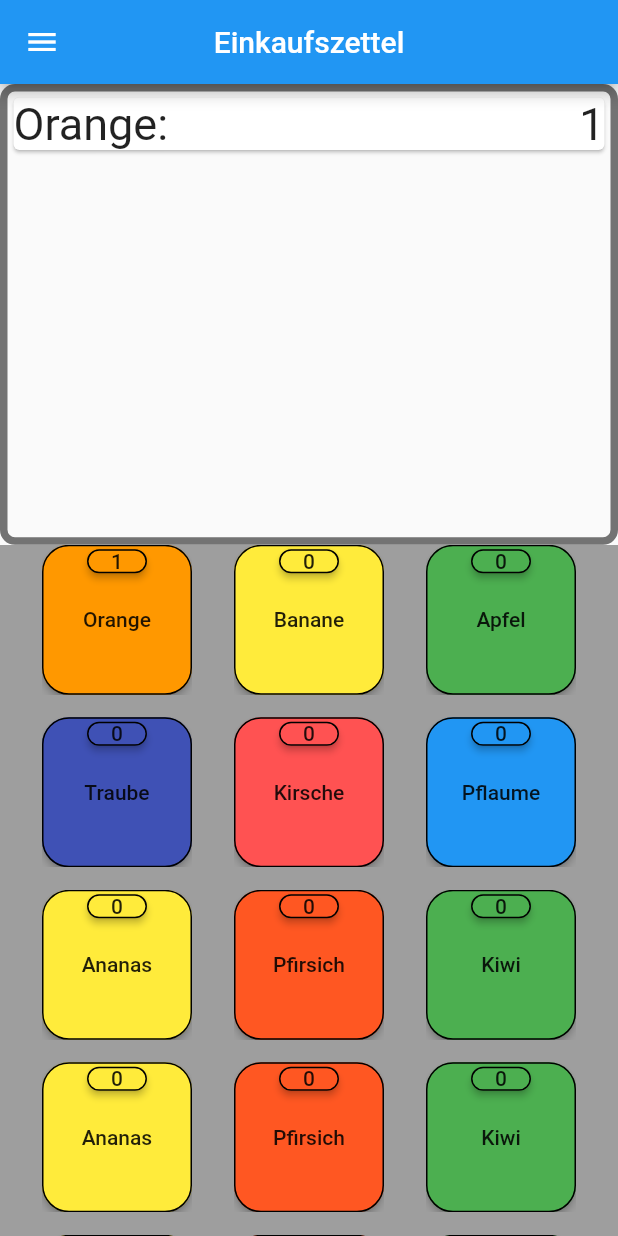
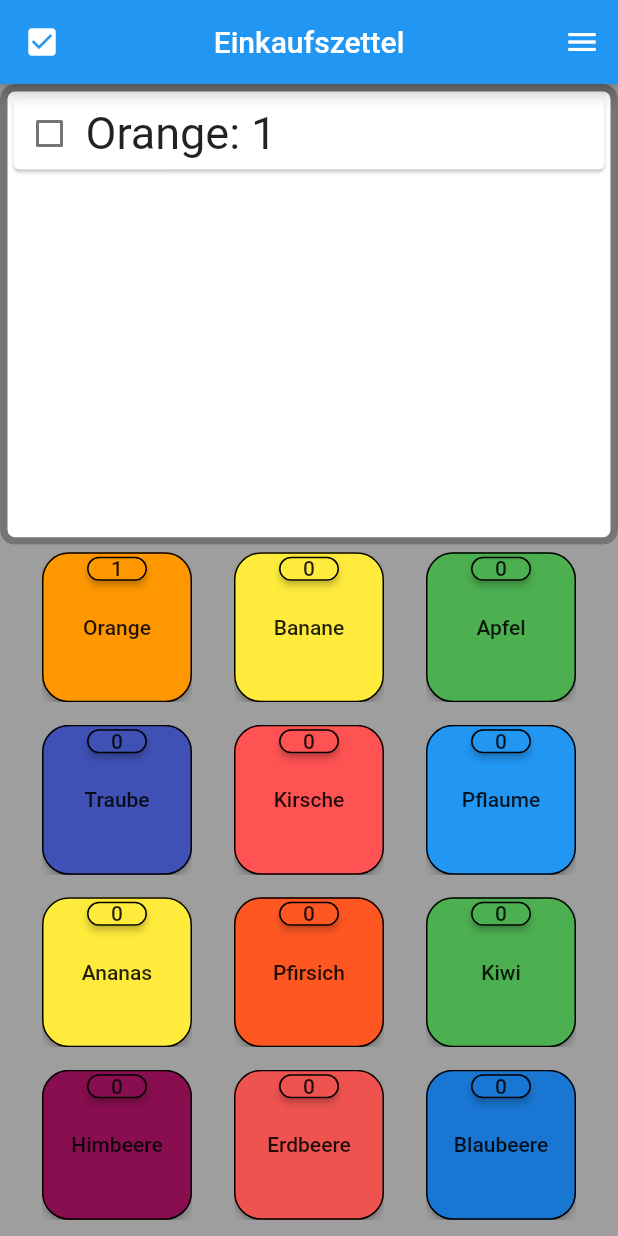
Before and after one commit to MatrixWeber/IntelligentBasket, a Flutter app: the ObstPage screen opened directly, after a tap on "Orange", on a phone screen of 412 x 824 dp. Run offline on Flutter 3.47's test engine with Material 2 defaults, Android fonts, the phone set to English and light mode, and no system bars.

Commit message:
checkbox added

```diff
--- a/intelligent_basket/lib/misc/helper_functions.dart
+++ b/intelligent_basket/lib/misc/helper_functions.dart
@@ -16,9 +16,6 @@ Widget buttonThemeAndMoveToPage(
       onPressed: () {
         moveToPageFuncton();
       },
-      onLongPress: () {
-        print('$buttonName long pressed');
-      },
       color: color,
       child: Text(buttonName),
     ),
@@ -26,24 +23,6 @@ Widget buttonThemeAndMoveToPage(
 }
 
 Widget buttonThemeAndIncreaseVariableOnPressed(
-    String buttonName, num value, Color color) {
-  return ButtonTheme(
-    minWidth: 100.0,
-    height: 100.0,
-    child: RaisedButton(
-      onPressed: () {
-        print('$buttonName was press $value times');
-      },
-      onLongPress: () {
-        print('$buttonName long pressed');
-      },
-      color: color,
-      child: Text(buttonName),
-    ),
-  );
-}
-
-Widget buttonThemeAndIncreaseVariableOnPressedOne(
   BuildContext context,
   ArticleEntity articleEntity,
   Function operateOnVariable,
@@ -60,8 +39,6 @@ Widget buttonThemeAndIncreaseVariableOnPressedOne(
         child: RaisedButton(
           onPressed: () {
             operateOnVariable(articleEntity, articleEntity.add);
-            print(
-                '${articleEntity.name} was press ${articleEntity.value} times');
           },
           onLongPress: () {
             showDialog(
@@ -71,29 +48,10 @@ Widget buttonThemeAndIncreaseVariableOnPressedOne(
                 title: articleEntity.name,
                 labelText: "Menge",
                 errorTextEmpty: "Gib mindestens eine 0 ein",
-                //  boxName: "user_box",
-                //  userModelHive: UserModelHive()
-                //    ..id = DateTime.now()
-                //    ..giverName = _txtUserController.text
-                //    ..pinCodeNumber = "",
-                //  routeName: HomeScreen.routeNamed,
               ),
               context: context,
               barrierDismissible: false,
             );
-
-            // AwesomeDialog(
-            //   context: context,
-            //   width: 280,
-            //   buttonsBorderRadius: BorderRadius.all(Radius.circular(2)),
-            //   headerAnimationLoop: false,
-            //   animType: AnimType.BOTTOMSLIDE,
-            //   title: articleEntity.name,
-            //   desc: '',
-            //   btnCancelOnPress: () {},
-            //   btnOkOnPress: () {},
-            // )..show();
-            // print('$buttonName long pressed');
           },
           color: articleEntity.color,
           child: Text(articleEntity.name),
@@ -110,8 +68,6 @@ Widget buttonThemeAndIncreaseVariableOnPressedOne(
           child: RaisedButton(
             onPressed: () {
               operateOnVariable(articleEntity, articleEntity.substract);
-              print(
-                  '${articleEntity.name} was press ${articleEntity.value} times');
             },
             color: articleEntity.color,
             child: Text(articleEntity.value.toString()),
@@ -121,3 +77,22 @@ Widget buttonThemeAndIncreaseVariableOnPressedOne(
     ],
   );
 }
+
+void removeOrAddArticleToShopingMap(ArticleEntity articleEntity,
+    Map<String, ArticleEntity> articleAlreadyInShoppingListMap) {
+  bool wasEntryRemoved = false;
+  bool wasKeyFound = false;
+  for (final entry in articleAlreadyInShoppingListMap.entries) {
+    if (entry.key == articleEntity.name) {
+      wasKeyFound = true;
+      if (articleEntity.value <= 0) {
+        articleAlreadyInShoppingListMap.remove(entry.key);
+        wasEntryRemoved = true;
+        break;
+      }
+    }
+  }
+  if (!wasEntryRemoved && !wasKeyFound) {
+    articleAlreadyInShoppingListMap[articleEntity.name] = articleEntity;
+  }
+}
--- a/intelligent_basket/lib/presentation/article/article_card.dart
+++ b/intelligent_basket/lib/presentation/article/article_card.dart
@@ -1,29 +1,52 @@
 import 'package:flutter/material.dart';
 import 'package:intelligent_basket/domain/entity/article_entity.dart';
 
-class ArticleCard extends StatelessWidget {
+class ArticleCard extends StatefulWidget {
   final ArticleEntity _articleEntity;
+
   const ArticleCard(this._articleEntity, {Key key}) : super(key: key);
 
   @override
+  _ArticleCardState createState() => _ArticleCardState();
+}
+
+class _ArticleCardState extends State<ArticleCard> {
+  bool wasCheckBoxTaped = false;
+
+  @override
   Widget build(BuildContext context) {
-    return InkWell(
-      onTap: () => print("card: ${_articleEntity.name} was presed "),
-      child: Card(
+    return Card(
+      color: wasCheckBoxTaped ? Colors.green : Colors.white,
       child: Row(
+        mainAxisSize: MainAxisSize.max,
+        children: [
+          Checkbox(
+              value: wasCheckBoxTaped,
+              onChanged: (value) {
+                setState(() {
+                  wasCheckBoxTaped = value;
+                });
+              }),
+          InkWell(
+            onTap: () =>
+                print("card: ${widget._articleEntity.name} was presed "),
+            child: Row(
+              mainAxisSize: MainAxisSize.max,
               mainAxisAlignment: MainAxisAlignment.spaceBetween,
               children: [
                 Text(
-              "${_articleEntity.name}: ",
+                  "${widget._articleEntity.name}: ",
                   style: const TextStyle(fontSize: 30),
                 ),
                 Text(
-              "${_articleEntity.value}",
+                  "${widget._articleEntity.value}",
                   style: const TextStyle(fontSize: 30),
                 ),
               ],
             ),
           ),
+        ],
+      ),
     );
   }
 }
--- a/intelligent_basket/lib/presentation/obst_page.dart
+++ b/intelligent_basket/lib/presentation/obst_page.dart
@@ -20,33 +20,37 @@ class _ObstPageState extends State<ObstPage> {
   ArticleEntity ananas = ArticleEntity(0, 'Ananas', Colors.yellow);
   ArticleEntity pfirsich = ArticleEntity(0, 'Pfirsich', Colors.deepOrange);
   ArticleEntity kiwi = ArticleEntity(0, 'Kiwi', Colors.green);
-  Map<String, ArticleEntity> articleEntryMap = <String, ArticleEntity>{};
-
-  @override
-  void initState() {
-    // TODO: implement initState
-    super.initState();
-    articleEntryMap[orange.name] = orange;
-    articleEntryMap[bannane.name] = bannane;
-    articleEntryMap[apfel.name] = apfel;
-    articleEntryMap[traube.name] = traube;
-    articleEntryMap[kirsche.name] = kirsche;
-    articleEntryMap[pflaume.name] = pflaume;
-    articleEntryMap[ananas.name] = ananas;
-    articleEntryMap[pfirsich.name] = pfirsich;
-    articleEntryMap[kiwi.name] = kiwi;
-  }
+  ArticleEntity himbeere = ArticleEntity(0, 'Himbeere', Colors.pink[900]);
+  ArticleEntity erdbeere = ArticleEntity(0, 'Erdbeere', Colors.red[400]);
+  ArticleEntity blaubeere = ArticleEntity(0, 'Blaubeere', Colors.blue[700]);
+  ArticleEntity melone = ArticleEntity(0, 'Melone', Colors.yellow[700]);
+  ArticleEntity wassermelone = ArticleEntity(0, 'W.Melone', Colors.green[400]);
+  ArticleEntity johannisbeere =
+      ArticleEntity(0, 'Johannis\n   beere', Colors.blue[900]);
+  Map<String, ArticleEntity> articleAlreadyInShoppingListMap =
+      <String, ArticleEntity>{};
 
   List<Widget> getList() {
     final List<Widget> childs = [];
-    for (final entry in articleEntryMap.values) {
-      childs.add(entry.value > 0 ? ArticleCard(entry) : Container());
+    // for (final entry in articleAlreadyInShoppingListMap.) {
+    //   if (entry.value > 0) {
+    //     childs.add(ArticleCard(entry));
+    //   }
+    // }
+    if (articleAlreadyInShoppingListMap.isNotEmpty) {
+      final mapList = articleAlreadyInShoppingListMap.values.toList();
+      for (var entry = mapList.length - 1; entry >= 0; entry--) {
+        if (mapList[entry].value > 0) {
+          childs.add(ArticleCard(mapList[entry]));
+        }
+      }
+    }
+    if (childs.isEmpty) {
+      childs.add(Container());
     }
     return childs;
   }
 
-  @override
-  Widget build(BuildContext context) {
   void operateOnVariable(ArticleEntity articleEntity, Function operation) {
     setState(() {
       if (operation != null) {
@@ -55,10 +59,14 @@ class _ObstPageState extends State<ObstPage> {
         articleEntity.value = articleEntity.value;
       }
     });
+    removeOrAddArticleToShopingMap(
+        articleEntity, articleAlreadyInShoppingListMap);
   }
 
+  @override
+  Widget build(BuildContext context) {
     return Scaffold(
-      drawer: Drawer(
+      endDrawer: Drawer(
         // Add a ListView to the drawer. This ensures the user can scroll
         // through the options in the drawer if there isn't enough vertical
         // space to fit everything.
@@ -92,8 +100,10 @@ class _ObstPageState extends State<ObstPage> {
       appBar: AppBar(
         centerTitle: true,
         title: const Text('Einkaufszettel'),
+        leading: const Icon(Icons.check_box),
       ),
       body: Container(
+          color: Colors.grey,
           child: Column(
             children: [
               Expanded(
@@ -102,6 +112,7 @@ class _ObstPageState extends State<ObstPage> {
                   height: 100,
                   width: 500,
                   decoration: BoxDecoration(
+                    color: Colors.white,
                     border: Border.all(width: 5, color: Colors.black54),
                     borderRadius: BorderRadius.circular(10),
                   ),
@@ -114,20 +125,23 @@ class _ObstPageState extends State<ObstPage> {
               ),
               Expanded(
                 flex: 3,
-            child: SingleChildScrollView(
                 child: Container(
                   color: Colors.grey,
+                  child: SingleChildScrollView(
                     child: Column(
                       mainAxisAlignment: MainAxisAlignment.spaceEvenly,
                       children: [
+                        const SizedBox(
+                          height: 5,
+                        ),
                         Row(
                           mainAxisAlignment: MainAxisAlignment.spaceEvenly,
                           children: [
-                        buttonThemeAndIncreaseVariableOnPressedOne(
+                            buttonThemeAndIncreaseVariableOnPressed(
                                 context, orange, operateOnVariable),
-                        buttonThemeAndIncreaseVariableOnPressedOne(
+                            buttonThemeAndIncreaseVariableOnPressed(
                                 context, bannane, operateOnVariable),
-                        buttonThemeAndIncreaseVariableOnPressedOne(
+                            buttonThemeAndIncreaseVariableOnPressed(
                                 context, apfel, operateOnVariable),
                           ],
                         ),
@@ -137,11 +151,11 @@ class _ObstPageState extends State<ObstPage> {
                         Row(
                           mainAxisAlignment: MainAxisAlignment.spaceEvenly,
                           children: [
-                        buttonThemeAndIncreaseVariableOnPressedOne(
+                            buttonThemeAndIncreaseVariableOnPressed(
                                 context, traube, operateOnVariable),
-                        buttonThemeAndIncreaseVariableOnPressedOne(
+                            buttonThemeAndIncreaseVariableOnPressed(
                                 context, kirsche, operateOnVariable),
-                        buttonThemeAndIncreaseVariableOnPressedOne(
+                            buttonThemeAndIncreaseVariableOnPressed(
                                 context, pflaume, operateOnVariable),
                           ],
                         ),
@@ -151,11 +165,11 @@ class _ObstPageState extends State<ObstPage> {
                         Row(
                           mainAxisAlignment: MainAxisAlignment.spaceEvenly,
                           children: [
-                        buttonThemeAndIncreaseVariableOnPressedOne(
+                            buttonThemeAndIncreaseVariableOnPressed(
                                 context, ananas, operateOnVariable),
-                        buttonThemeAndIncreaseVariableOnPressedOne(
+                            buttonThemeAndIncreaseVariableOnPressed(
                                 context, pfirsich, operateOnVariable),
-                        buttonThemeAndIncreaseVariableOnPressedOne(
+                            buttonThemeAndIncreaseVariableOnPressed(
                                 context, kiwi, operateOnVariable),
                           ],
                         ),
@@ -165,12 +179,12 @@ class _ObstPageState extends State<ObstPage> {
                         Row(
                           mainAxisAlignment: MainAxisAlignment.spaceEvenly,
                           children: [
-                        buttonThemeAndIncreaseVariableOnPressedOne(
-                            context, ananas, operateOnVariable),
-                        buttonThemeAndIncreaseVariableOnPressedOne(
-                            context, pfirsich, operateOnVariable),
-                        buttonThemeAndIncreaseVariableOnPressedOne(
-                            context, kiwi, operateOnVariable),
+                            buttonThemeAndIncreaseVariableOnPressed(
+                                context, himbeere, operateOnVariable),
+                            buttonThemeAndIncreaseVariableOnPressed(
+                                context, erdbeere, operateOnVariable),
+                            buttonThemeAndIncreaseVariableOnPressed(
+                                context, blaubeere, operateOnVariable),
                           ],
                         ),
                         const SizedBox(
@@ -179,12 +193,12 @@ class _ObstPageState extends State<ObstPage> {
                         Row(
                           mainAxisAlignment: MainAxisAlignment.spaceEvenly,
                           children: [
-                        buttonThemeAndIncreaseVariableOnPressedOne(
-                            context, ananas, operateOnVariable),
-                        buttonThemeAndIncreaseVariableOnPressedOne(
-                            context, pfirsich, operateOnVariable),
-                        buttonThemeAndIncreaseVariableOnPressedOne(
-                            context, kiwi, operateOnVariable),
+                            buttonThemeAndIncreaseVariableOnPressed(
+                                context, melone, operateOnVariable),
+                            buttonThemeAndIncreaseVariableOnPressed(
+                                context, wassermelone, operateOnVariable),
+                            buttonThemeAndIncreaseVariableOnPressed(
+                                context, johannisbeere, operateOnVariable),
                           ],
                         ),
                       ],
```
Also changed, not shown: intelligent_basket/lib/misc/custom_dialog.dart (+25 -7 lines), intelligent_basket/lib/presentation/fleisch_page.dart (+93 -46 lines), intelligent_basket/lib/presentation/gemuese_page.dart (+18 -3 lines). Lines whose indentation alone changed are shown as unchanged.
